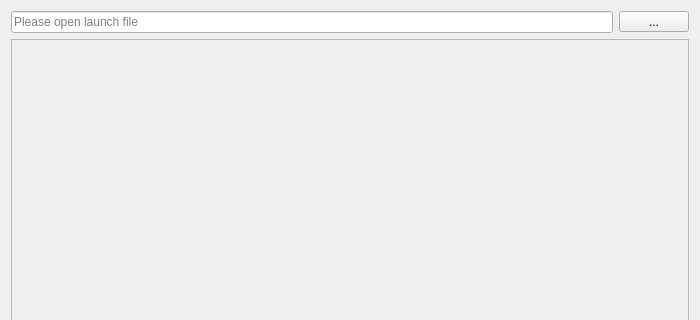
The window that ui/launcher.ui (yyamazaki933/ros_launcher) describes before a commit, drawn with Qt 5; both pictures show x 0 to 700 and y 0 to 320 of the 700 by 700 pixel window.
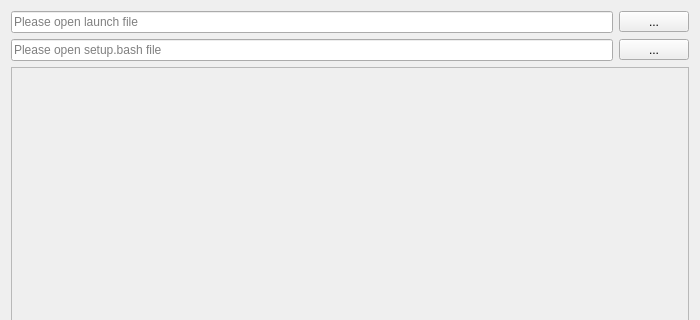
The same window after the commit.

The edit to the form file:
```diff
--- a/ui/launcher.ui
+++ b/ui/launcher.ui
@@ -14,28 +14,41 @@
    <string>Ros Launcher</string>
   </property>
   <layout class="QGridLayout" name="gridLayout">
-   <item row="2" column="0" colspan="2">
+   <item row="0" column="1">
+    <widget class="QToolButton" name="pb_xml">
+     <property name="minimumSize">
+      <size>
+       <width>70</width>
+       <height>0</height>
+      </size>
+     </property>
+     <property name="text">
+      <string>...</string>
+     </property>
+    </widget>
+   </item>
+   <item row="2" column="1">
+    <widget class="QToolButton" name="pb_path">
+     <property name="minimumSize">
+      <size>
+       <width>70</width>
+       <height>0</height>
+      </size>
+     </property>
+     <property name="text">
+      <string>...</string>
+     </property>
+    </widget>
+   </item>
+   <item row="4" column="0" colspan="2">
     <widget class="QPushButton" name="pb_launch">
      <property name="text">
       <string>Start</string>
      </property>
     </widget>
    </item>
-   <item row="0" column="1">
-    <widget class="QToolButton" name="pb_file">
-     <property name="minimumSize">
-      <size>
-       <width>70</width>
-       <height>0</height>
-      </size>
-     </property>
-     <property name="text">
-      <string>...</string>
-     </property>
-    </widget>
-   </item>
    <item row="0" column="0">
-    <widget class="QLineEdit" name="le_file">
+    <widget class="QLineEdit" name="le_xml">
      <property name="sizePolicy">
       <sizepolicy hsizetype="Minimum" vsizetype="Fixed">
        <horstretch>0</horstretch>
@@ -59,7 +72,7 @@
      </property>
     </widget>
    </item>
-   <item row="1" column="0" colspan="2">
+   <item row="3" column="0" colspan="2">
     <widget class="QScrollArea" name="scrollArea">
      <property name="sizePolicy">
       <sizepolicy hsizetype="Ignored" vsizetype="Ignored">
@@ -76,7 +89,7 @@
         <x>0</x>
         <y>0</y>
         <width>680</width>
-        <height>618</height>
+        <height>587</height>
        </rect>
       </property>
       <layout class="QVBoxLayout" name="verticalLayout_2">
@@ -87,6 +100,31 @@
      </widget>
     </widget>
    </item>
+   <item row="2" column="0">
+    <widget class="QLineEdit" name="le_path">
+     <property name="sizePolicy">
+      <sizepolicy hsizetype="Minimum" vsizetype="Fixed">
+       <horstretch>0</horstretch>
+       <verstretch>0</verstretch>
+      </sizepolicy>
+     </property>
+     <property name="minimumSize">
+      <size>
+       <width>200</width>
+       <height>0</height>
+      </size>
+     </property>
+     <property name="text">
+      <string/>
+     </property>
+     <property name="readOnly">
+      <bool>false</bool>
+     </property>
+     <property name="placeholderText">
+      <string>Please open setup.bash file</string>
+     </property>
+    </widget>
+   </item>
   </layout>
  </widget>
  <resources/>
```
